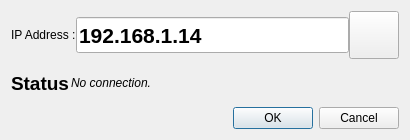
Qt form Dialog_NewConnection.ui (CactusTribe/PyRobot) before a commit.
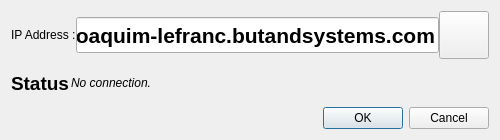
The same form after that commit. Icons and pictures are not drawn.

```diff
--- a/Dialog_NewConnection.ui
+++ b/Dialog_NewConnection.ui
@@ -6,19 +6,19 @@
    <rect>
     <x>0</x>
     <y>0</y>
-    <width>410</width>
+    <width>500</width>
     <height>140</height>
    </rect>
   </property>
   <property name="minimumSize">
    <size>
-    <width>410</width>
+    <width>500</width>
     <height>140</height>
    </size>
   </property>
   <property name="maximumSize">
    <size>
-    <width>410</width>
+    <width>500</width>
     <height>140</height>
    </size>
   </property>
@@ -70,7 +70,7 @@
         </font>
        </property>
        <property name="text">
-        <string>192.168.1.14</string>
+        <string>joaquim-lefranc.butandsystems.com</string>
        </property>
       </widget>
      </item>
```
